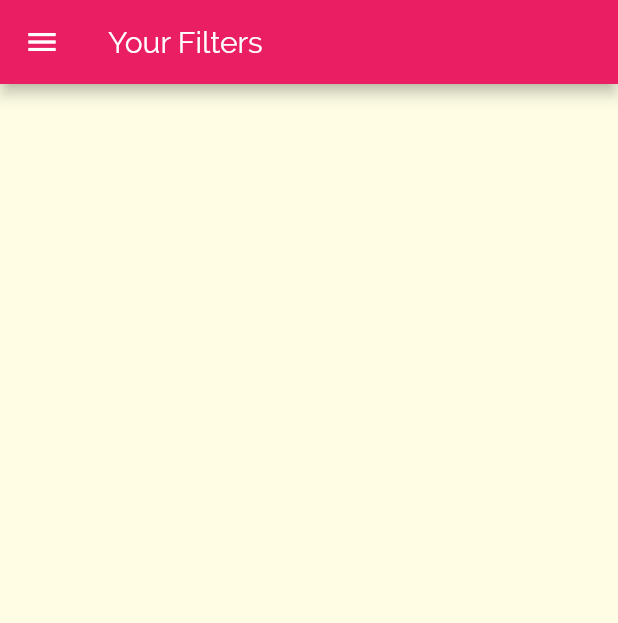
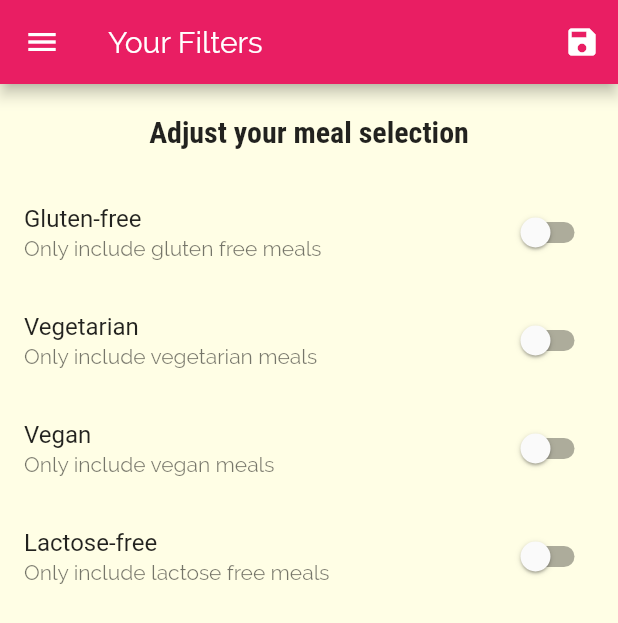
Before and after one commit to TomSnus/meals_app, a Flutter app: the FiltersScreen screen opened by its route, on a phone screen of 412 x 824 dp. Shown: the top 623 px of the screen. Run offline on Flutter 3.47's test engine with Material 2 defaults, Android fonts, the phone set to English and light mode, and no system bars; missing offline and left inert: dart:html.

Commit message:
add filters

```diff
--- a/lib/main.dart
+++ b/lib/main.dart
@@ -1,13 +1,43 @@
 import 'package:flutter/material.dart';
+import 'package:flutter_complete_guide/dummy_data.dart';
 import 'package:flutter_complete_guide/screens/categoies_meals_screen.dart';
 import 'package:flutter_complete_guide/screens/categories_screen.dart';
 import 'package:flutter_complete_guide/screens/filters_screen.dart';
 import 'package:flutter_complete_guide/screens/meal_detail_screen.dart';
 import 'package:flutter_complete_guide/screens/tabs_screen.dart';
 
+import 'models/meal.dart';
+
 void main() => runApp(MyApp());
 
-class MyApp extends StatelessWidget {
+class MyApp extends StatefulWidget {
+  @override
+  _MyAppState createState() => _MyAppState();
+}
+
+class _MyAppState extends State<MyApp> {
+  List<Meal> availableMeals = DUMMY_MEALS;
+
+  Map<String, bool> _filters = {
+    'gluten': false,
+    'lactose': false,
+    'vegetarian': false,
+    'vegan': false,
+  };
+
+  void _setFilters(Map<String, bool> filterData) {
+    setState(() {
+      _filters = filterData;
+      availableMeals = DUMMY_MEALS.where((meal) {
+        if (_filters['gluten'] && !meal.isGlutenFree) return false;
+        if (_filters['lactose'] && !meal.isLactoseFree) return false;
+        if (_filters['vegetarian'] && !meal.isVegetarian) return false;
+        if (_filters['vegan'] && !meal.isVegan) return false;
+        return true;
+      }).toList();
+    });
+  }
+
   @override
   Widget build(BuildContext context) {
     return MaterialApp(
@@ -29,9 +59,10 @@ class MyApp extends StatelessWidget {
       initialRoute: '/',
       routes: {
         '/': (ctx) => TabsScreen(),
-        CategoryMealsScreen.routeName: (ctx) => CategoryMealsScreen(),
+        CategoryMealsScreen.routeName: (ctx) =>
+            CategoryMealsScreen(availableMeals),
         MealDetailScreen.routeName: (ctx) => MealDetailScreen(),
-        FiltersScreen.routeName: (ctx) => FiltersScreen(),
+        FiltersScreen.routeName: (ctx) => FiltersScreen(_setFilters, _filters),
       },
       // onGenerateRoute: (settings) {
       //   print(settings.arguments);
--- a/lib/screens/categoies_meals_screen.dart
+++ b/lib/screens/categoies_meals_screen.dart
@@ -1,10 +1,14 @@
 import 'package:flutter/material.dart';
 import 'package:flutter_complete_guide/dummy_data.dart';
 import 'package:flutter_complete_guide/models/meal.dart';
+import 'package:flutter_complete_guide/screens/categories_screen.dart';
 import 'package:flutter_complete_guide/widgets/meal_item.dart';
 
 class CategoryMealsScreen extends StatefulWidget {
   static const routeName = '/category-meals';
+
+  final List<Meal> availableMeals;
+  CategoryMealsScreen(this.availableMeals);
 
   @override
   _CategoryMealsScreenState createState() => _CategoryMealsScreenState();
@@ -22,7 +26,7 @@ class _CategoryMealsScreenState extends State<CategoryMealsScreen> {
           ModalRoute.of(context).settings.arguments as Map<String, String>;
       categoryTitle = routeArgs['title'];
       final categoryId = routeArgs['id'];
-      displayedMeals = DUMMY_MEALS.where((meal) {
+      displayedMeals = widget.availableMeals.where((meal) {
         return meal.categories.contains(categoryId);
       }).toList();
       _loadedInitData = true;
--- a/lib/screens/filters_screen.dart
+++ b/lib/screens/filters_screen.dart
@@ -1,15 +1,104 @@
 import 'package:flutter/material.dart';
 import 'package:flutter_complete_guide/widgets/main_drawer.dart';
 
-class FiltersScreen extends StatelessWidget {
+class FiltersScreen extends StatefulWidget {
   static const routeName = '/filters';
+
+  final Function saveFilters;
+  final Map<String, bool> currentFilters;
+  FiltersScreen(this.saveFilters, this.currentFilters);
+
+  @override
+  _FiltersScreenState createState() => _FiltersScreenState();
+}
+
+class _FiltersScreenState extends State<FiltersScreen> {
+  var _glutenFree = false;
+  var _vegetarian = false;
+  var _vegan = false;
+  var _lactoseFree = false;
+
+  @override
+  initState() {
+    this._glutenFree = widget.currentFilters['gluten'];
+    this._lactoseFree = widget.currentFilters['lactose'];
+    this._vegetarian = widget.currentFilters['vegetarian'];
+    this._vegan = widget.currentFilters['vegan'];
+
+    super.initState();
+  }
+
+  Widget _buildSwitchListTile(
+      String title, String description, bool currentValue, Function onChange) {
+    return SwitchListTile(
+        title: Text(title),
+        value: currentValue,
+        subtitle: Text(description),
+        onChanged: onChange);
+  }
 
   @override
   Widget build(BuildContext context) {
     return Scaffold(
       drawer: MainDrawer(),
-      body: Center(),
-      appBar: AppBar(title: Text('Your Filters')),
+      body: Column(
+        children: [
+          Container(
+            padding: EdgeInsets.all(20),
+            child: Text(
+              'Adjust your meal selection',
+              style: Theme.of(context).textTheme.headline6,
+            ),
+          ),
+          Expanded(
+              child: ListView(
+            children: [
+              _buildSwitchListTile(
+                  'Gluten-free', 'Only include gluten free meals', _glutenFree,
+                  (val) {
+                setState(() {
+                  _glutenFree = val;
+                });
+              }),
+              _buildSwitchListTile(
+                  'Vegetarian', 'Only include vegetarian meals', _vegetarian,
+                  (val) {
+                setState(() {
+                  _vegetarian = val;
+                });
+              }),
+              _buildSwitchListTile('Vegan', 'Only include vegan meals', _vegan,
+                  (val) {
+                setState(() {
+                  _vegan = val;
+                });
+              }),
+              _buildSwitchListTile('Lactose-free',
+                  'Only include lactose free meals', _lactoseFree, (val) {
+                setState(() {
+                  _lactoseFree = val;
+                });
+              }),
+            ],
+          )),
+        ],
+      ),
+      appBar: AppBar(
+        title: Text('Your Filters'),
+        actions: [
+          IconButton(
+              onPressed: () {
+                final selectedFilters = {
+                  'gluten': _glutenFree,
+                  'lactose': _lactoseFree,
+                  'vegetarian': _vegetarian,
+                  'vegan': _vegan,
+                };
+                widget.saveFilters(selectedFilters);
+              },
+              icon: Icon(Icons.save))
+        ],
+      ),
     );
   }
 }
```
